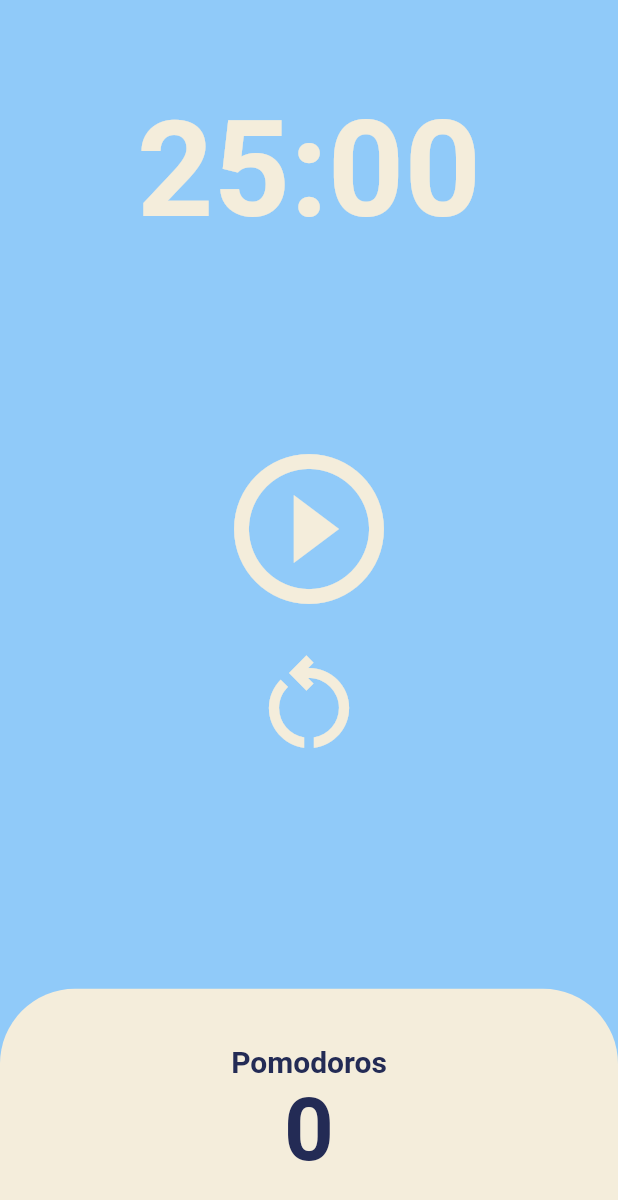
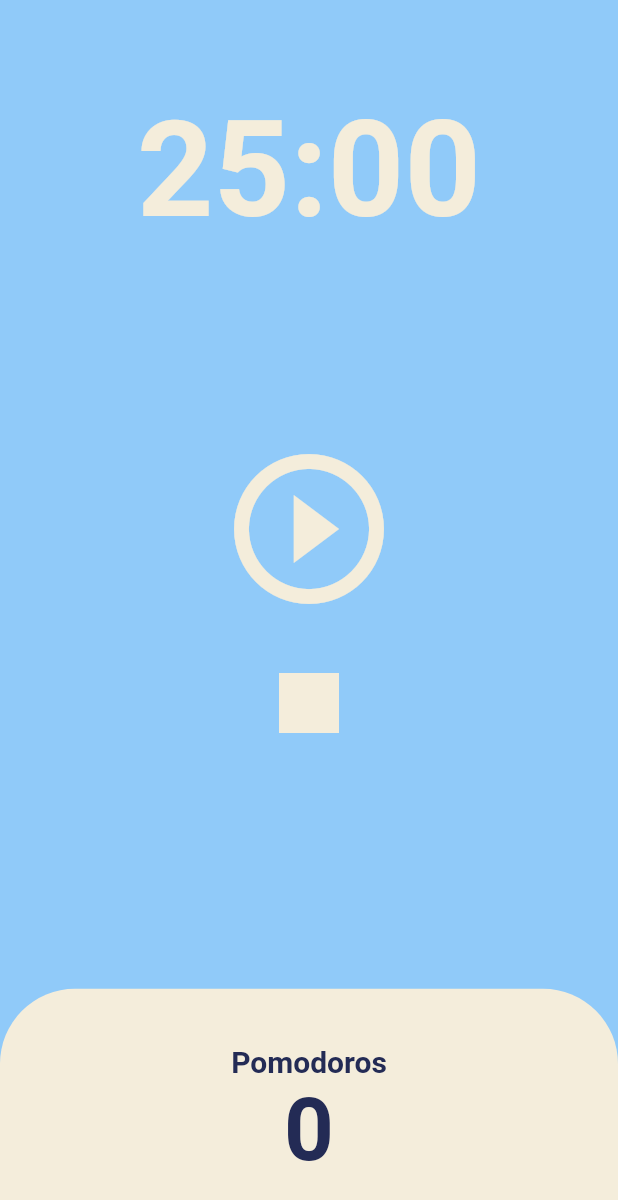
Before and after one commit to ho1121h/toonflix3, a Flutter app: the screen it shows after launch, on a phone screen of 412 x 824 dp. Shown: the top 1200 px of the screen. Run offline on Flutter 3.47's test engine with Material 2 defaults, Android fonts, the phone set to English and light mode, and no system bars.

Commit message:
Update home_screen.dart

```diff
--- a/lib/screens/home_screen.dart
+++ b/lib/screens/home_screen.dart
@@ -113,13 +113,13 @@ class _HomeScreenState extends State<HomeScreen> {
                     iconSize: 80,
                     color: Theme.of(context).cardColor,
                     onPressed: onStopPressed,
-                    icon: const Icon(Icons.restart_alt_outlined),
+                    icon: const Icon(Icons.stop),
                   ),
                 ],
               ),
             ),
           ),
-          // Flexible(
+          // Flexible( //이 방법은 간격이 너무 넓다.
           //     flex: 2,
           //     child: Center(
           //       child: IconButton(
```
